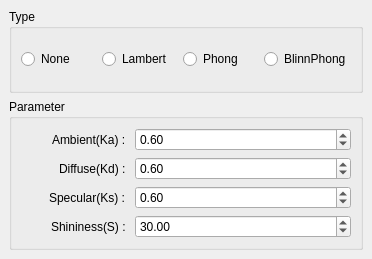
The window that Widgets/ShadingController.ui (CCSEPBVR/CS-IS-PBVR) describes before a commit, drawn with Qt 5.
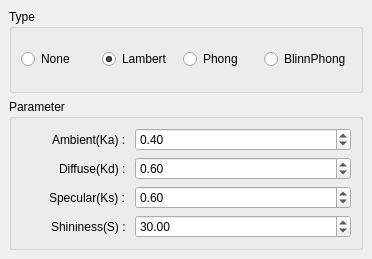
The same window after the commit.

Commit message: 起動時のシェーディングタイプ、パラメーターを編集

Diff of the .ui file:
```diff
--- a/Widgets/ShadingController.ui
+++ b/Widgets/ShadingController.ui
@@ -33,6 +33,9 @@
          <property name="text">
           <string>Lambert</string>
          </property>
+         <property name="checked">
+          <bool>true</bool>
+         </property>
         </widget>
        </item>
        <item row="0" column="2">
@@ -114,7 +117,7 @@
           <double>0.010000000000000</double>
          </property>
          <property name="value">
-          <double>0.600000000000000</double>
+          <double>0.400000000000000</double>
          </property>
         </widget>
        </item>
```
Left out of the diff: 6 changed lines with no effect on the pictures.
